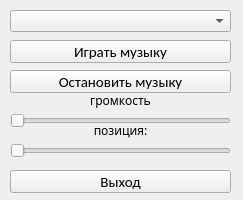
Before: the Qt Designer form SoundForm.ui in psesg/SoundAlpha, drawn with Qt 5.
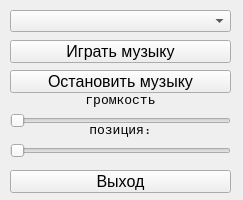
After: the same form once the commit is applied. Icons and pictures are not drawn.

Diff of the .ui file:
```diff
--- a/SoundForm.ui
+++ b/SoundForm.ui
@@ -66,8 +66,8 @@
     </property>
     <property name="font">
      <font>
-      <family>Calibri</family>
-      <pointsize>11</pointsize>
+      <family>Arial</family>
+      <pointsize>12</pointsize>
       <weight>50</weight>
       <bold>false</bold>
      </font>
@@ -87,8 +87,8 @@
     </property>
     <property name="font">
      <font>
-      <family>Calibri</family>
-      <pointsize>11</pointsize>
+      <family>Arial</family>
+      <pointsize>12</pointsize>
       <weight>50</weight>
       <bold>false</bold>
      </font>
@@ -108,8 +108,8 @@
     </property>
     <property name="font">
      <font>
-      <family>Calibri</family>
-      <pointsize>11</pointsize>
+      <family>Arial</family>
+      <pointsize>12</pointsize>
       <weight>50</weight>
       <bold>false</bold>
      </font>
@@ -174,7 +174,8 @@
     </property>
     <property name="font">
      <font>
-      <family>Ubuntu Mono</family>
+      <family>Courier</family>
+      <pointsize>10</pointsize>
      </font>
     </property>
     <property name="text">
@@ -195,7 +196,10 @@
     </property>
     <property name="font">
      <font>
-      <family>Ubuntu Mono</family>
+      <family>Courier</family>
+      <pointsize>10</pointsize>
+      <weight>50</weight>
+      <bold>false</bold>
      </font>
     </property>
     <property name="layoutDirection">
```
Left out of the diff: 2 changed lines with no effect on the pictures.
